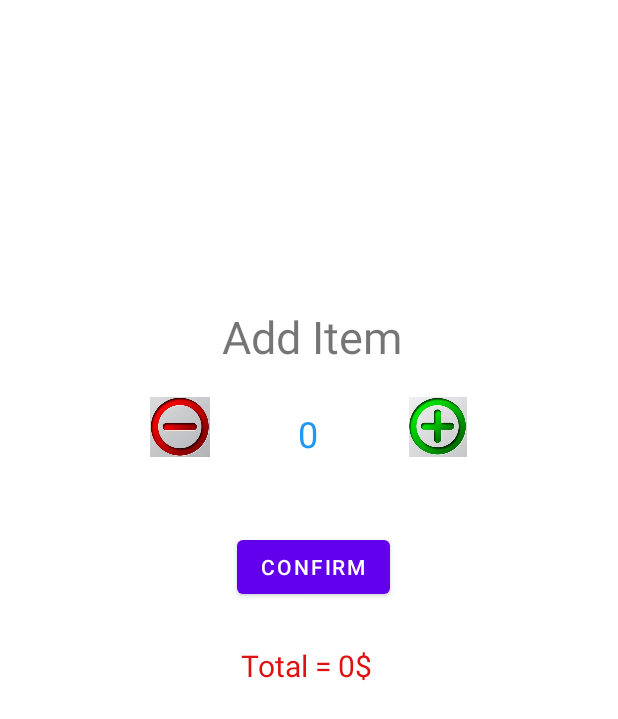
After one commit to PatrickNohra/MounitKatia, an Android app: the layout activity_add_item.xml on its own in the app's theme, with its tools: preview values and no code run, on a phone screen of 412 x 824 dp. The commit adds this screen. Shown: the top 719 px of the screen. Run offline under Robolectric (Android 15) with nearby library versions, the phone set to English and light mode, and no system bars.

Commit message:
added addItem layout

```diff
--- a/app/src/main/AndroidManifest.xml
+++ b/app/src/main/AndroidManifest.xml
@@ -9,7 +9,8 @@
         android:roundIcon="@mipmap/ic_launcher_round"
         android:supportsRtl="true"
         android:theme="@style/Theme.MounitKatia">
-        <activity android:name=".Menu2"></activity>
+        <activity android:name=".addItem"></activity>
+        <activity android:name=".Menu2" />
         <activity android:name=".Menu_v3" />
         <activity android:name=".Menu_v2" />
         <activity android:name=".Menu" />
--- /dev/null
+++ b/app/src/main/res/layout/activity_add_item.xml
@@ -0,0 +1,87 @@
+<?xml version="1.0" encoding="utf-8"?>
+<androidx.constraintlayout.widget.ConstraintLayout xmlns:android="http://schemas.android.com/apk/res/android"
+    xmlns:app="http://schemas.android.com/apk/res-auto"
+    xmlns:tools="http://schemas.android.com/tools"
+    android:layout_width="match_parent"
+    android:layout_height="match_parent"
+    tools:context=".addItem">
+
+
+
+        <TextView
+            android:id="@+id/numberofitems"
+            android:layout_width="80dp"
+            android:layout_height="49dp"
+            android:layout_marginStart="10dp"
+            android:layout_marginTop="20dp"
+            android:layout_marginEnd="10dp"
+            android:ems="10"
+            android:gravity="center"
+            android:text="0"
+            android:textSize="24sp"
+            android:textColor="#2196F3"
+            app:layout_constraintEnd_toStartOf="@+id/plusItem"
+            app:layout_constraintHorizontal_bias="0.483"
+            app:layout_constraintStart_toEndOf="@+id/minusItem"
+            app:layout_constraintTop_toBottomOf="@+id/itemNameAdd" />
+
+        <TextView
+            android:id="@+id/itemNameAdd"
+            android:layout_width="wrap_content"
+            android:layout_height="wrap_content"
+            android:layout_marginTop="204dp"
+            android:layout_marginEnd="144dp"
+            android:gravity="center|center_horizontal"
+            android:text="Add Item"
+            android:textSize="30sp"
+            app:layout_constraintEnd_toEndOf="parent"
+            app:layout_constraintTop_toTopOf="parent" />
+
+        <ImageView
+            android:id="@+id/minusItem"
+            android:layout_width="40dp"
+            android:layout_height="40dp"
+            android:layout_marginStart="100dp"
+            android:layout_marginTop="20dp"
+            android:onClick="removeItem"
+            app:layout_constraintStart_toStartOf="parent"
+            app:layout_constraintTop_toBottomOf="@+id/itemNameAdd"
+            app:srcCompat="@drawable/minusbutton" />
+
+        <ImageView
+            android:id="@+id/plusItem"
+            android:layout_width="40dp"
+            android:layout_height="40dp"
+            android:layout_marginTop="20dp"
+            android:layout_marginEnd="100dp"
+            android:onClick="addItem"
+            app:layout_constraintEnd_toEndOf="parent"
+            app:layout_constraintTop_toBottomOf="@+id/itemNameAdd"
+            app:srcCompat="@drawable/plusbutton" />
+
+        <Button
+            android:id="@+id/confirm"
+            android:layout_width="wrap_content"
+            android:layout_height="wrap_content"
+            android:layout_marginTop="40dp"
+            android:layout_marginEnd="152dp"
+            android:onClick="confirm"
+            android:text="Confirm"
+            app:layout_constraintEnd_toEndOf="parent"
+            app:layout_constraintTop_toBottomOf="@+id/numberofitems" />
+
+        <TextView
+            android:id="@+id/total"
+            android:layout_width="wrap_content"
+            android:layout_height="wrap_content"
+            android:layout_marginTop="28dp"
+            android:layout_marginEnd="164dp"
+            android:gravity="center"
+            android:text="Total = 0$"
+            android:textAlignment="center"
+            android:textColor="#DF1010"
+            android:textSize="20sp"
+            app:layout_constraintEnd_toEndOf="parent"
+            app:layout_constraintTop_toBottomOf="@+id/confirm" />
+
+</androidx.constraintlayout.widget.ConstraintLayout>
--- a/app/src/main/res/layout/activity_menu_v3.xml
+++ b/app/src/main/res/layout/activity_menu_v3.xml
@@ -19,11 +19,12 @@
         android:id="@+id/nextpage1"
         android:layout_width="wrap_content"
         android:layout_height="wrap_content"
+        android:layout_marginStart="4dp"
         android:layout_marginTop="12dp"
         android:onClick="nextpage"
         android:text="Next"
         android:textSize="20sp"
-        app:layout_constraintEnd_toEndOf="parent"
+        app:layout_constraintStart_toEndOf="@+id/confirmOrder1"
         app:layout_constraintTop_toTopOf="@+id/confirmOrder1" />
 
     <TextView
@@ -139,6 +140,7 @@
         android:layout_width="wrap_content"
         android:layout_height="wrap_content"
         android:layout_marginTop="52dp"
+        android:onClick="addstrawberry"
         android:text="Add"
         app:layout_constraintEnd_toEndOf="parent"
         app:layout_constraintTop_toTopOf="@+id/imageView2" />
```
Also changed, not shown: app/src/main/java/com/example/mounitkatia/Menu_v3.java (+12 -0 lines), app/src/main/java/com/example/mounitkatia/addItem.java (added, +57 -0 lines).
